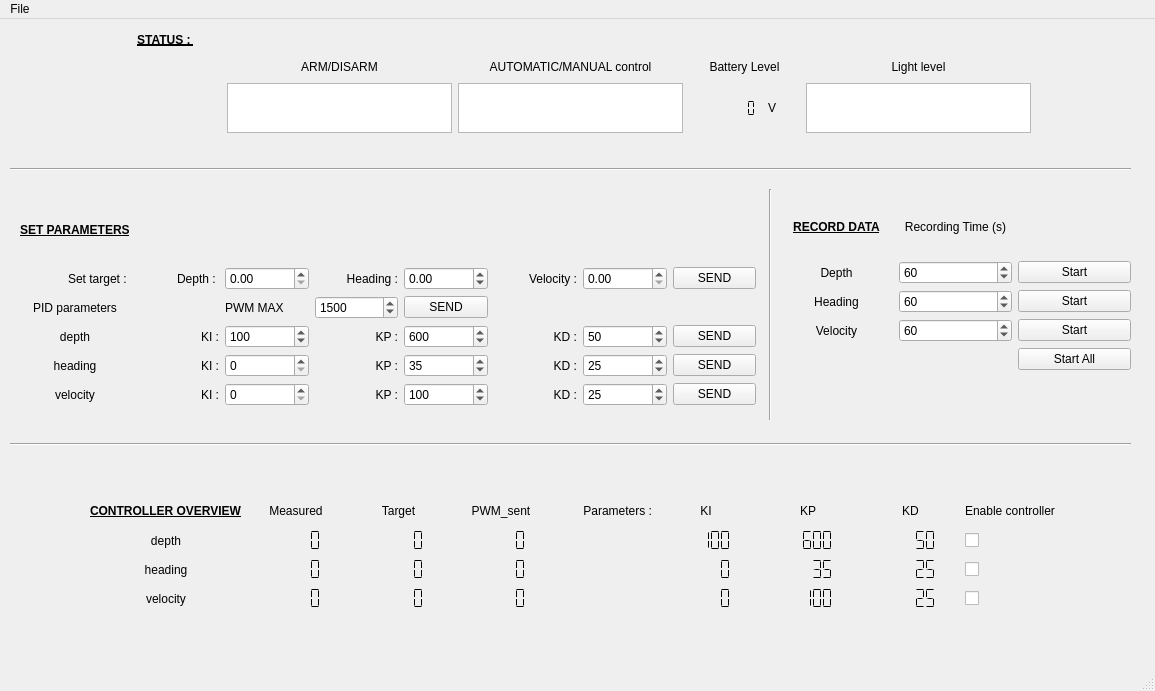
The window that src/interface/BlueRov2.ui (cyrilcotsaftis/bluerov_ros_playground) describes before a commit, drawn with Qt 5.
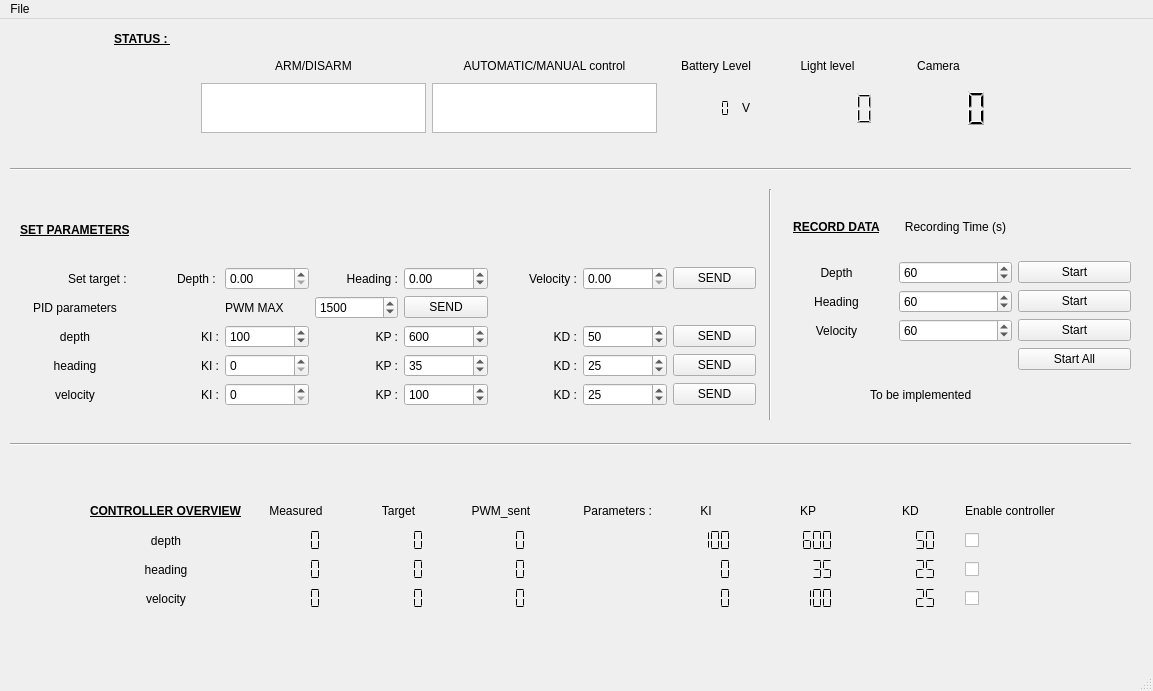
The same window after the commit.

Commit message: en cours ajout affichage etat, valeur de la pression corrigée

Patch:
```diff
--- a/src/interface/BlueRov2.ui
+++ b/src/interface/BlueRov2.ui
@@ -6,7 +6,7 @@
    <rect>
     <x>0</x>
     <y>0</y>
-    <width>1155</width>
+    <width>1153</width>
     <height>691</height>
    </rect>
   </property>
@@ -762,15 +762,15 @@
    <widget class="QWidget" name="gridLayoutWidget_3">
     <property name="geometry">
      <rect>
-      <x>110</x>
+      <x>90</x>
       <y>10</y>
-      <width>921</width>
+      <width>901</width>
       <height>104</height>
      </rect>
     </property>
-    <layout class="QGridLayout" name="gridLayout_status" rowminimumheight="20,20,50">
+    <layout class="QGridLayout" name="gridLayout_status" columnstretch="75,75,75,75,75,75" rowminimumheight="20,20,50">
      <property name="sizeConstraint">
-      <enum>QLayout::SetMinimumSize</enum>
+      <enum>QLayout::SetDefaultConstraint</enum>
      </property>
      <item row="2" column="3">
       <layout class="QHBoxLayout" name="horizontalLayout">
@@ -849,6 +849,15 @@
      </item>
      <item row="1" column="3">
       <widget class="QLabel" name="label_34">
+       <property name="sizePolicy">
+        <sizepolicy hsizetype="Preferred" vsizetype="Preferred">
+         <horstretch>1</horstretch>
+         <verstretch>0</verstretch>
+        </sizepolicy>
+       </property>
+       <property name="inputMethodHints">
+        <set>Qt::ImhNone</set>
+       </property>
        <property name="text">
         <string>Battery Level</string>
        </property>
@@ -859,6 +868,12 @@
      </item>
      <item row="2" column="1">
       <widget class="QTextBrowser" name="arm_disarm_display">
+       <property name="sizePolicy">
+        <sizepolicy hsizetype="Fixed" vsizetype="Fixed">
+         <horstretch>0</horstretch>
+         <verstretch>0</verstretch>
+        </sizepolicy>
+       </property>
        <property name="maximumSize">
         <size>
          <width>225</width>
@@ -890,18 +905,17 @@
        </property>
       </widget>
      </item>
-     <item row="2" column="5">
-      <widget class="QTextBrowser" name="light_level_display">
-       <property name="maximumSize">
-        <size>
-         <width>225</width>
-         <height>50</height>
-        </size>
-       </property>
-      </widget>
-     </item>
-     <item row="1" column="5">
+     <item row="1" column="4">
       <widget class="QLabel" name="label_35">
+       <property name="enabled">
+        <bool>true</bool>
+       </property>
+       <property name="sizePolicy">
+        <sizepolicy hsizetype="Minimum" vsizetype="Expanding">
+         <horstretch>0</horstretch>
+         <verstretch>0</verstretch>
+        </sizepolicy>
+       </property>
        <property name="text">
         <string>Light level</string>
        </property>
@@ -910,6 +924,39 @@
        </property>
       </widget>
      </item>
+     <item row="1" column="5">
+      <widget class="QLabel" name="label_44">
+       <property name="text">
+        <string>Camera</string>
+       </property>
+       <property name="alignment">
+        <set>Qt::AlignCenter</set>
+       </property>
+      </widget>
+     </item>
+     <item row="2" column="5">
+      <widget class="QLCDNumber" name="lcdNumber">
+       <property name="frameShape">
+        <enum>QFrame::NoFrame</enum>
+       </property>
+       <property name="smallDecimalPoint">
+        <bool>false</bool>
+       </property>
+       <property name="segmentStyle">
+        <enum>QLCDNumber::Filled</enum>
+       </property>
+      </widget>
+     </item>
+     <item row="2" column="4">
+      <widget class="QLCDNumber" name="lcdNumber_2">
+       <property name="frameShape">
+        <enum>QFrame::NoFrame</enum>
+       </property>
+       <property name="smallDecimalPoint">
+        <bool>true</bool>
+       </property>
+      </widget>
+     </item>
     </layout>
    </widget>
    <widget class="QWidget" name="gridLayoutWidget_4">
@@ -1099,13 +1146,26 @@
      <enum>Qt::Vertical</enum>
     </property>
    </widget>
+   <widget class="QLabel" name="label_45">
+    <property name="geometry">
+     <rect>
+      <x>870</x>
+      <y>360</y>
+      <width>161</width>
+      <height>31</height>
+     </rect>
+    </property>
+    <property name="text">
+     <string>To be implemented</string>
+    </property>
+   </widget>
   </widget>
   <widget class="QMenuBar" name="menubar">
    <property name="geometry">
     <rect>
      <x>0</x>
      <y>0</y>
-     <width>1155</width>
+     <width>1153</width>
      <height>25</height>
     </rect>
    </property>
```
Left out of the diff: 4 changed lines with no effect on the pictures. The commit also changes 1 other file.
